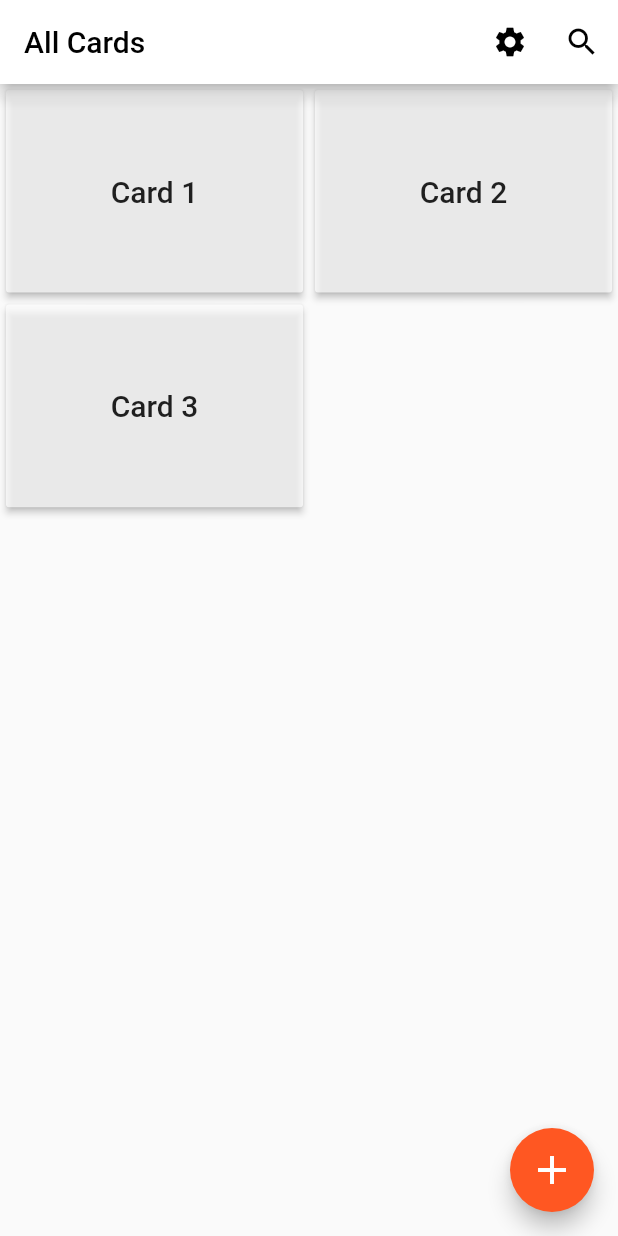
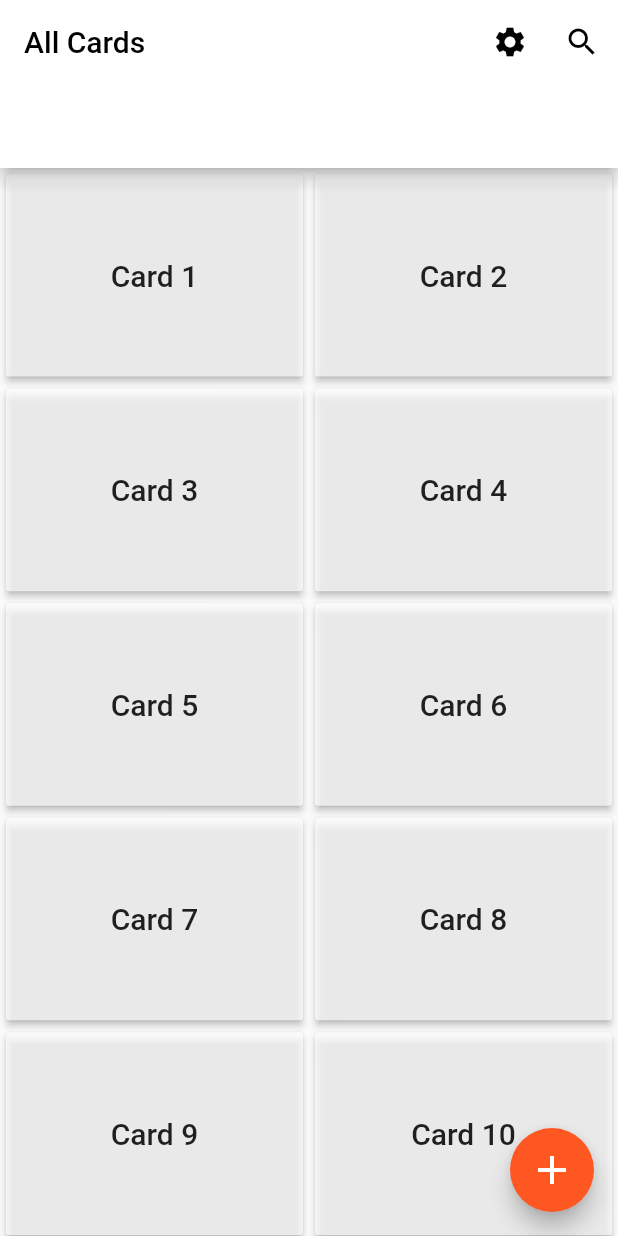
Before and after one commit to Jointlab-ANZ-UESTC/membership-card, a Flutter app: the screen it shows after launch, on a phone screen of 412 x 824 dp. Run offline on Flutter 3.47's test engine with Material 2 defaults, Android fonts, the phone set to English and light mode, and no system bars; our stand-ins replace dio.

```diff
--- a/membership_card/lib/all_cards.dart
+++ /dev/null
@@ -1,102 +0,0 @@
-import 'package:flutter/cupertino.dart';
-import 'package:flutter/material.dart';
-
-/// This is the All_Cards Page which is the center of the App
-/// It shows all the cards users created and users can also add cards
-/// in this page. Moreover, users can get into the setting page which
-/// users can set all the settings including username and passwords.
-/// When users click one card, it will go into the Card Info Page which
-/// contains all the card information
-class AllCards extends StatefulWidget {
-
-  @override
-  State<StatefulWidget> createState() {
-    // TODO: implement createState
-    return AllCardsState();
-  }
-}
-
-/// This is the state related to the All_Cards Widget
-/// It is the main state of the All_Cards
-class AllCardsState extends State<AllCards> {
-
-  @override
-  Widget build(BuildContext context) {
-    return Scaffold(
-      floatingActionButton: FloatingActionButton(
-        onPressed: () {
-          //Todo: Should go into the Add Card Page
-          Navigator.of(context).pushNamed("/add");
-        },
-        backgroundColor: Colors.deepOrange,
-        child: Icon(
-          Icons.add,
-          size: 32.0,
-        ),
-      ),
-
-      appBar: AppBar(
-        title: Text(
-          "All Cards",
-          textAlign: TextAlign.justify,
-          style: TextStyle(
-              color: Colors.black
-          ),
-        ),
-        backgroundColor: Colors.white,
-
-        bottomOpacity: 0,
-        actions: <Widget>[
-          IconButton(
-            onPressed: () {
-              //Todo: Should go into Setting Page
-            },
-            icon: Icon(Icons.settings),
-            color: Colors.black,
-          ),
-          IconButton(
-            icon: Icon(Icons.search),
-            onPressed: () {
-              //Todo: Should go into Search Page
-            },
-            color: Colors.black,
-          )
-        ],
-      ),
-
-      body: GridView.builder(
-        gridDelegate: SliverGridDelegateWithFixedCrossAxisCount(
-          //Todo: It should be set by user
-            crossAxisCount: 2,
-
-            childAspectRatio: 1.44
-        ),
-
-        // it is defined by how many cards one user created
-        itemCount: 3,
-
-        itemBuilder: (BuildContext context, int index) {
-          return Padding(
-            padding: const EdgeInsets.all(4.0),
-            child: GridTile(
-                child: MaterialButton(
-                  color: Colors.white70,
-                  onPressed: (){
-                    //Todo: Should go into the Card Info Page
-                    Navigator.of(context).pushNamed("/cardinfo");
-                  },
-                  child: Text(
-                    "Card " + (index + 1).toString(),
-                    style: TextStyle(
-                        fontSize: 20.0
-                    ),
-                    textAlign: TextAlign.center,
-                  ),
-                )
-            ),
-          );
-        },
-      ),
-    );
-  }
-}
--- a/membership_card/lib/main.dart
+++ b/membership_card/lib/main.dart
@@ -1,21 +1,45 @@
+import 'package:dio/dio.dart';
 import 'package:flutter/material.dart';
-import 'package:membership_card/all_cards.dart';
+import 'package:membership_card/pages/all_cards.dart';
+import 'package:membership_card/model/card_count.dart';
+import 'package:provider/provider.dart';
 
-import 'add_cards.dart';
-import 'card_info.dart';
+import 'model/card.dart';
+import 'pages/add_cards.dart';
+import 'pages/card_info.dart';
 
 void main() => runApp(GoWallet());
 
+/// This is the entrance of our GoWallet App.
+/// It is used for entering the whole GoWallet App and
+///  all the routes are set here.
+/// Maybe in the future we need to do the state management here.
+///  if the state changed so quickly that we have to do the
+///  global state management
 class GoWallet extends StatelessWidget {
   @override
   Widget build(BuildContext context) {
-    return MaterialApp(
+    return MultiProvider(
+
+      // This is the providers for out state management
+      providers: [
+        ChangeNotifierProvider(
+          builder: (context) => CardCounter()
+        ),
+        ChangeNotifierProvider(
+          builder: (context) => CardInfo(),
+        )
+      ],
+      child: MaterialApp(
         title: 'GoWallet App',
         home: AllCards(),
-        routes: <String, WidgetBuilder>{
+
+        // routes defined all the page routes of our App
+        routes: {
           "/add" : (BuildContext context) => AddCardPage(),
           "/cardinfo" : (BuildContext context) => CardInfoPage(),
         },
+      )
     );
   }
 }
--- a/membership_card/lib/model/card.dart
+++ b/membership_card/lib/model/card.dart
@@ -1,4 +1,6 @@
+import 'package:flutter/material.dart';
+
 /// This is the class defining all the card info
-class CardInfo {
+class CardInfo extends ChangeNotifier{
   //Todo: finishing all the card info here
 }
--- /dev/null
+++ b/membership_card/lib/model/card_count.dart
@@ -0,0 +1,28 @@
+import 'package:flutter/material.dart';
+
+class CardCounter extends ChangeNotifier {
+
+  int _cardNumber = 1;
+
+  CardCounter([this._cardNumber]);
+
+  set cardNumber(int cardNumber) => this._cardNumber = cardNumber;
+  int get cardNumber => _cardNumber;
+
+  void add() {
+    _cardNumber++;
+    notifyListeners();
+  }
+
+  void decrease() {
+    _cardNumber--;
+    assert(_cardNumber >= 0);
+    notifyListeners();
+  }
+
+  void decreaseWithNumber(int deNumber) {
+    _cardNumber -= deNumber;
+    assert(_cardNumber >= 0);
+    notifyListeners();
+  }
+}
--- a/membership_card/lib/add_cards.dart
+++ b/membership_card/lib/pages/add_cards.dart
@@ -1,4 +1,3 @@
-import 'package:flutter/cupertino.dart';
 import 'package:flutter/material.dart';
 
 /// This is the Add_Card Page Class especially for adding one card
--- /dev/null
+++ b/membership_card/lib/pages/all_cards.dart
@@ -0,0 +1,132 @@
+import 'package:flutter/material.dart';
+import 'package:membership_card/model/card_count.dart';
+import 'package:provider/provider.dart';
+import 'package:dio/dio.dart';
+import 'dart:convert';
+
+/// This is the All_Cards Page which is the center of the App.
+/// It shows all the cards users created and users can also add cards
+/// in this page.
+/// Moreover, users can get into the setting page which
+/// users can set all the settings including username and passwords.
+/// When users click one card, it will go into the Card Info Page which
+/// contains all the card information
+class AllCards extends StatefulWidget {
+
+  @override
+  State<StatefulWidget> createState() {
+    return AllCardsState();
+  }
+}
+
+/// This is the state related to the All_Cards Widget
+/// It is the main state of the All_Cards
+class AllCardsState extends State<AllCards> {
+
+  void getCardInfo() async {
+    Dio dio = Dio(
+        BaseOptions(
+          //Todo: Need to get backend API first
+          baseUrl: "",
+          connectTimeout: 3000,
+          receiveTimeout: 3000,
+          receiveDataWhenStatusError: false,
+          sendTimeout: 3000
+        )
+    );
+
+    Response response = await dio.get("/");
+    String data = response.data.toString();
+
+  }
+
+  @override
+  Widget build(BuildContext context) {
+    return Scaffold(
+      floatingActionButton: FloatingActionButton(
+        onPressed: () {
+          //Todo: Should go into the Add Card Page
+          Navigator.of(context).pushNamed("/add");
+        },
+        backgroundColor: Colors.deepOrange,
+        child: Icon(
+          Icons.add,
+          size: 32.0,
+        ),
+      ),
+
+      appBar: AppBar(
+        title: Text(
+          "All Cards",
+          textAlign: TextAlign.justify,
+          style: TextStyle(
+              color: Colors.black
+          ),
+        ),
+
+        backgroundColor: Colors.white,
+
+        bottomOpacity: 0,
+
+        bottom: AppBar(
+          backgroundColor: Colors.white,
+        ),
+
+        actions: <Widget>[
+          IconButton(
+            onPressed: () {
+              //Todo: Should go into Setting Page
+            },
+            icon: Icon(Icons.settings),
+            color: Colors.black,
+          ),
+          IconButton(
+            icon: Icon(Icons.search),
+            onPressed: () {
+              //Todo: Should go into Search Page
+            },
+            color: Colors.black,
+          )
+        ],
+      ),
+
+      body: Consumer<CardCounter>(
+        builder:(context, counter, child) => GridView.builder(
+          gridDelegate: SliverGridDelegateWithFixedCrossAxisCount(
+
+            //Todo: It should be set by user
+              crossAxisCount: 2,
+
+              childAspectRatio: 1.44
+          ),
+
+          // it is defined by how many cards one user created
+          itemCount: counter.cardNumber,
+
+          itemBuilder: (BuildContext context, int index) {
+            return Padding(
+              padding: const EdgeInsets.all(4.0),
+              child: GridTile(
+                  child: MaterialButton(
+                    color: Colors.white70,
+                    onPressed: (){
+                      //Todo: Should go into the Card Info Page
+                      Navigator.of(context).pushNamed("/cardinfo");
+                    },
+                    child: Text(
+                      //Todo: It should be gotten from net
+                      "Card " + (index + 1).toString(),
+                      style: TextStyle(
+                          fontSize: 20.0
+                      ),
+                      textAlign: TextAlign.center,
+                    ),
+                  )
+              ),
+            );
+          },
+        ),
+      )
+    );
+  }
+}
--- a/membership_card/pubspec.yaml
+++ b/membership_card/pubspec.yaml
@@ -21,6 +21,8 @@ dependencies:
     sdk: flutter
 
   provider: ^3.0.1+1
+
+  dio: ^3.0.0
 
   # The following adds the Cupertino Icons font to your application.
   # Use with the CupertinoIcons class for iOS style icons.
```
Also changed, not shown: membership_card/lib/pages/card_info.dart (renamed from membership_card/lib/card_info.dart, +7 -5 lines), membership_card/pubspec.lock, 1 other file.
